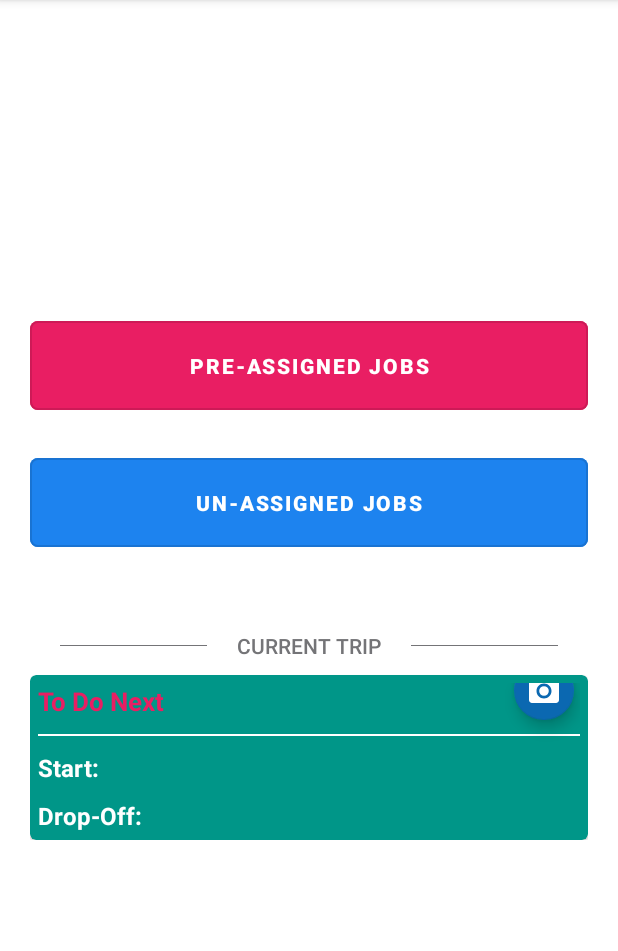
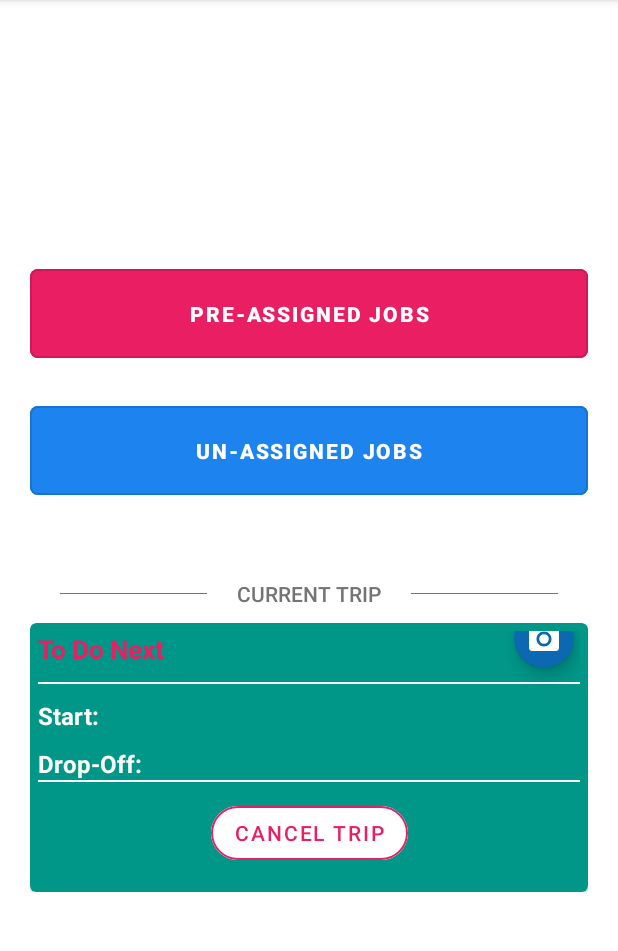
Before and after one commit to JVamcas/NamOps-Container-Drivers-Portal, an Android app: the screen it shows after launch (MainActivity), on a phone screen of 412 x 824 dp, the part 84-1035 px from its top. Run offline under Robolectric (Android 15) with nearby library versions, the phone set to English and light mode, and no system bars; our stand-ins replace Room's generated code, data binding, navigation-ui; libraries missing offline, so code that uses them is left out: org.apache.commons; 13 statements that could not run were skipped.

Commit message:
drivers can now canlel trip before picking up container

```diff
--- a/app/build.gradle
+++ b/app/build.gradle
@@ -68,6 +68,7 @@ dependencies {
 
     implementation "org.apache.commons:commons-csv:1.8"
     implementation 'com.squareup.okhttp3:okhttp:4.9.0'
+    implementation 'com.allenliu.badgeview:library:1.1.1'
 
     implementation 'commons-net:commons-net:3.6'
     implementation 'com.squareup.picasso:picasso:2.71828'
--- a/app/src/main/java/com/pet001kambala/namopscontainers/ui/AbstractAdpater.kt
+++ b/app/src/main/java/com/pet001kambala/namopscontainers/ui/AbstractAdpater.kt
@@ -3,6 +3,7 @@ package com.pet001kambala.namopscontainers.ui
 import androidx.annotation.UiThread
 import androidx.recyclerview.widget.RecyclerView
 import com.pet001kambala.namopscontainers.model.AbstractModel
+import com.pet001kambala.namopscontainers.model.JobCard
 
 abstract class AbstractAdapter<K : AbstractModel, T : RecyclerView.ViewHolder>(
     var mListener: ModelViewClickListener<K>
--- a/app/src/main/java/com/pet001kambala/namopscontainers/utils/ParseUtil.kt
+++ b/app/src/main/java/com/pet001kambala/namopscontainers/utils/ParseUtil.kt
@@ -111,6 +111,11 @@ class ParseUtil {
             return convert()
         }
 
+
+        fun Trip?.isCancellable() =
+             this !=null && this.tripStatus in listOf(
+                TripStatus.WEIGH_EMPTY, TripStatus.PICK_UP
+            )
         fun Trip?.containerPickedUp():Boolean{
             return this!= null &&
                     this.tripStatus !in arrayListOf(
--- a/app/src/main/res/layout/trip_layout.xml
+++ b/app/src/main/res/layout/trip_layout.xml
@@ -200,6 +200,30 @@
                 app:layout_constraintBottom_toBottomOf="@id/to_text"
                 />
 
+            <View
+                android:layout_width="match_parent"
+                android:layout_height="1dp"
+                app:layout_constraintStart_toStartOf="parent"
+                app:layout_constraintEnd_toEndOf="parent"
+                android:background="@color/white"
+                android:id="@+id/sep_sec2"
+                app:layout_constraintTop_toBottomOf="@id/dropOffLocationName"
+                />
+
+            <com.google.android.material.button.MaterialButton
+                android:layout_width="wrap_content"
+                android:layout_height="wrap_content"
+                android:text="@string/cancel_trip"
+                android:id="@+id/cancel_trip_btn"
+                app:layout_constraintStart_toStartOf="parent"
+                app:layout_constraintEnd_toEndOf="parent"
+                app:layout_constraintTop_toBottomOf="@id/sep_sec2"
+                style="@style/exit_btn_outlined"
+                android:backgroundTint="@color/white"
+                app:layout_constraintBottom_toBottomOf="parent"
+                android:layout_margin="10dp"
+                />
+
         </androidx.constraintlayout.widget.ConstraintLayout>
 
     </com.google.android.material.card.MaterialCardView>
--- a/app/src/main/res/values/strings.xml
+++ b/app/src/main/res/values/strings.xml
@@ -38,4 +38,6 @@
     <string name="password">Password</string>
     <string name="login_btn_txt">Login</string>
     <string name="surname">Surname</string>
+    <string name="cancel_trip">Cancel Trip</string>
+    <string name="drivers">Drivers</string>
 </resources>
```
Also changed, not shown: app/src/main/java/com/pet001kambala/namopscontainers/repo/TripRepo.kt (+40 -2 lines), app/src/main/java/com/pet001kambala/namopscontainers/ui/home/HomeFragment.kt (+31 -1 lines), app/src/main/java/com/pet001kambala/namopscontainers/ui/jobcard/JobCardAdapter.kt (+8 -1 lines), app/src/main/java/com/pet001kambala/namopscontainers/ui/jobcard/JobCardListFragment.kt (+7 -1 lines), app/src/main/java/com/pet001kambala/namopscontainers/ui/trip/TripViewModel.kt (+15 -6 lines), app/src/main/java/com/pet001kambala/namopscontainers/utils/SimpleAutoCompletePolicy.kt (deleted, +0 -20 lines), app/src/main/res/layout/job_card_layout.xml (+16 -3 lines).
